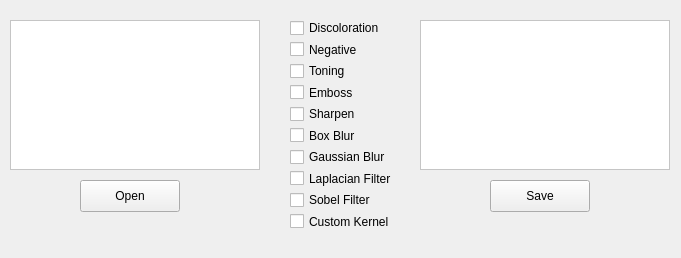
Qt form src/mainwindow.ui (Sokol264/PhotoLab) before a commit.
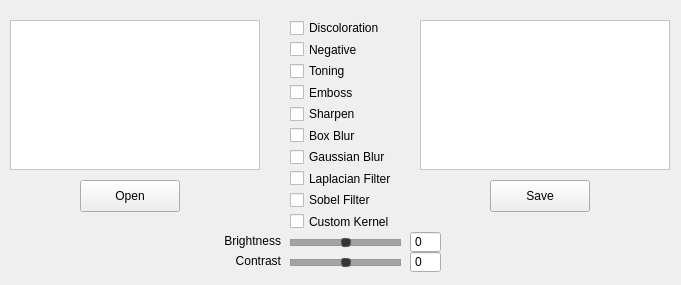
The same form after that commit.

Commit message: Feat: Brightness & Contrast added

Patch:
```diff
--- a/src/mainwindow.ui
+++ b/src/mainwindow.ui
@@ -7,7 +7,7 @@
     <x>0</x>
     <y>0</y>
     <width>681</width>
-    <height>258</height>
+    <height>285</height>
    </rect>
   </property>
   <property name="windowTitle">
@@ -213,6 +213,146 @@
      </item>
     </layout>
    </widget>
+   <widget class="QSlider" name="brightnessSlider">
+    <property name="geometry">
+     <rect>
+      <x>290</x>
+      <y>230</y>
+      <width>111</width>
+      <height>25</height>
+     </rect>
+    </property>
+    <property name="styleSheet">
+     <string notr="true">QSlider::groove:horizontal {
+    border: 1px solid #999999;
+    background: rgb(163, 162, 164);
+    height: 5px;
+    margin: 2px 0;
+}
+
+QSlider::handle:horizontal {
+    border: 1px solid #5c5c5c;
+    background: rgb(53, 52, 53);
+    width: 8px;
+    margin: -2px 0; 
+    border-radius: 3px;
+}</string>
+    </property>
+    <property name="minimum">
+     <number>-100</number>
+    </property>
+    <property name="maximum">
+     <number>100</number>
+    </property>
+    <property name="orientation">
+     <enum>Qt::Horizontal</enum>
+    </property>
+   </widget>
+   <widget class="QSlider" name="constrastSlider">
+    <property name="geometry">
+     <rect>
+      <x>290</x>
+      <y>250</y>
+      <width>111</width>
+      <height>25</height>
+     </rect>
+    </property>
+    <property name="styleSheet">
+     <string notr="true">QSlider::groove:horizontal {
+    border: 1px solid #999999;
+    background: rgb(163, 162, 164);
+    height: 5px;
+    margin: 2px 0;
+}
+
+QSlider::handle:horizontal {
+    border: 1px solid #5c5c5c;
+    background: rgb(53, 52, 53);
+    width: 8px;
+    margin: -2px 0; 
+    border-radius: 3px;
+}</string>
+    </property>
+    <property name="minimum">
+     <number>-100</number>
+    </property>
+    <property name="maximum">
+     <number>100</number>
+    </property>
+    <property name="orientation">
+     <enum>Qt::Horizontal</enum>
+    </property>
+   </widget>
+   <widget class="QSpinBox" name="brightnessSpinBox">
+    <property name="geometry">
+     <rect>
+      <x>410</x>
+      <y>231</y>
+      <width>31</width>
+      <height>22</height>
+     </rect>
+    </property>
+    <property name="buttonSymbols">
+     <enum>QAbstractSpinBox::NoButtons</enum>
+    </property>
+    <property name="minimum">
+     <number>-100</number>
+    </property>
+    <property name="maximum">
+     <number>100</number>
+    </property>
+   </widget>
+   <widget class="QSpinBox" name="contrastSpinBox">
+    <property name="geometry">
+     <rect>
+      <x>410</x>
+      <y>251</y>
+      <width>31</width>
+      <height>22</height>
+     </rect>
+    </property>
+    <property name="buttonSymbols">
+     <enum>QAbstractSpinBox::NoButtons</enum>
+    </property>
+    <property name="minimum">
+     <number>-100</number>
+    </property>
+    <property name="maximum">
+     <number>100</number>
+    </property>
+   </widget>
+   <widget class="QLabel" name="brightnessLabel">
+    <property name="geometry">
+     <rect>
+      <x>200</x>
+      <y>231</y>
+      <width>81</width>
+      <height>20</height>
+     </rect>
+    </property>
+    <property name="text">
+     <string>Brightness</string>
+    </property>
+    <property name="alignment">
+     <set>Qt::AlignRight|Qt::AlignTrailing|Qt::AlignVCenter</set>
+    </property>
+   </widget>
+   <widget class="QLabel" name="contrastLabel">
+    <property name="geometry">
+     <rect>
+      <x>220</x>
+      <y>251</y>
+      <width>61</width>
+      <height>20</height>
+     </rect>
+    </property>
+    <property name="text">
+     <string>Contrast</string>
+    </property>
+    <property name="alignment">
+     <set>Qt::AlignRight|Qt::AlignTrailing|Qt::AlignVCenter</set>
+    </property>
+   </widget>
   </widget>
  </widget>
  <resources/>
```
The commit also changes 509 other files.
